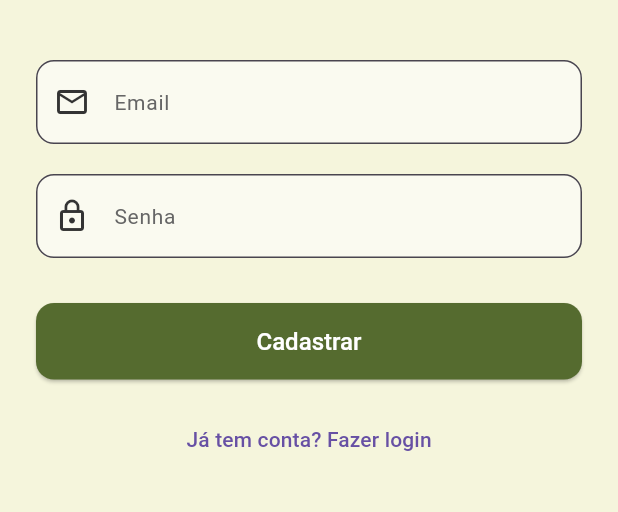
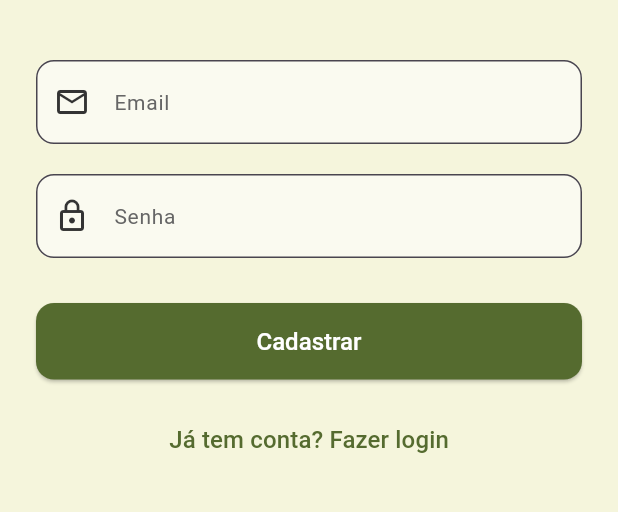
Before and after one commit to luisg0c/blinq, a Flutter app: the SignupPage screen opened by its route, on a phone screen of 412 x 824 dp, the part 414-926 px from its top. Run offline on Flutter 3.47's test engine with Material 3 defaults, Android fonts, the phone set to English and light mode, and no system bars; our stand-ins replace cloud_firestore, firebase_auth, firebase_core, get, line_icons; accounts and stored records are empty; generated files the repository leaves out were written again; statements that could not run were skipped.

Commit message:
attui4.1

```diff
--- a/yeezybank/lib/presentation/pages/signup_page.dart
+++ b/yeezybank/lib/presentation/pages/signup_page.dart
@@ -9,7 +9,7 @@ class SignupPage extends StatelessWidget {
 
   @override
   Widget build(BuildContext context) {
-    final authController = Get.find<AuthController>();
+    final authController = Get.put(AuthController());
 
     return GestureDetector(
       onTap: () => FocusScope.of(context).unfocus(),
@@ -82,7 +82,11 @@ class SignupPage extends StatelessWidget {
                 onPressed: () => Get.back(),
                 child: Text(
                   'Já tem conta? Fazer login',
-                  style: AppTextStyles.link,
+                  style: TextStyle(
+                    color: AppColors.primaryColor,
+                    fontSize: 16,
+                    fontWeight: FontWeight.w500,
+                  ),
                 ),
               ),
             ],
@@ -103,15 +107,15 @@ class SignupPage extends StatelessWidget {
       obscureText: obscureText,
       decoration: InputDecoration(
         labelText: labelText,
-        labelStyle: AppTextStyles.subtitle,
+        labelStyle: const TextStyle(color: AppColors.subtitle, fontSize: 14),
         prefixIcon: Icon(icon, color: AppColors.textColor),
         border: OutlineInputBorder(
           borderRadius: BorderRadius.circular(12),
-          borderSide: BorderSide(color: AppColors.dividerColor),
+          borderSide: const BorderSide(color: AppColors.dividerColor),
         ),
         focusedBorder: OutlineInputBorder(
           borderRadius: BorderRadius.circular(12),
-          borderSide: BorderSide(color: AppColors.primaryColor),
+          borderSide: const BorderSide(color: AppColors.primaryColor),
         ),
         filled: true,
         fillColor: AppColors.surface,
--- a/yeezybank/lib/presentation/theme/app_text_styles.dart
+++ b/yeezybank/lib/presentation/theme/app_text_styles.dart
@@ -1,5 +1,5 @@
 import 'package:flutter/material.dart';
-import 'package:yeezybank/presentation/theme/app_colors.dart';
+import 'app_colors.dart';
 
 class AppTextStyles {
   static const appBarTitle = TextStyle(
@@ -50,4 +50,32 @@ class AppTextStyles {
     fontSize: 16,
     fontWeight: FontWeight.w500,
   );
+
+  // Adicionados os estilos que faltavam
+  static const input = TextStyle(
+    color: AppColors.textColor,
+    fontSize: 16,
+  );
+
+  static const error = TextStyle(
+    color: AppColors.error,
+    fontSize: 14,
+  );
+
+  static const link = TextStyle(
+    color: AppColors.primaryColor,
+    fontSize: 16,
+    fontWeight: FontWeight.w500,
+  );
+
+  static const caption = TextStyle(
+    color: AppColors.subtitle,
+    fontSize: 12,
+  );
+
+  static const amount = TextStyle(
+    fontWeight: FontWeight.w600,
+    fontSize: 16,
+    color: AppColors.textColor,
+  );
 }
```
Also changed, not shown: yeezybank/lib/presentation/controllers/home_controller.dart (+31 -0 lines), yeezybank/lib/presentation/pages/transaction_details_page.dart (+14 -6 lines), yeezybank/lib/presentation/widgets/money_input_field.dart (+6 -7 lines).
